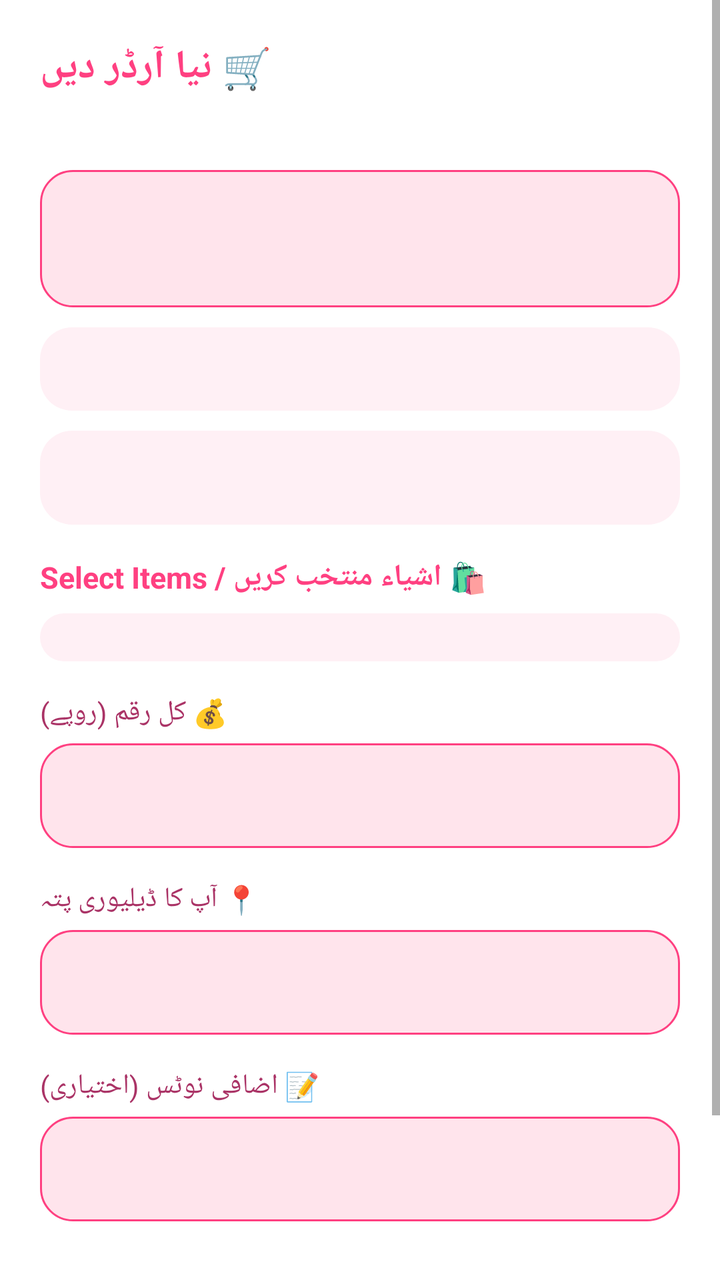
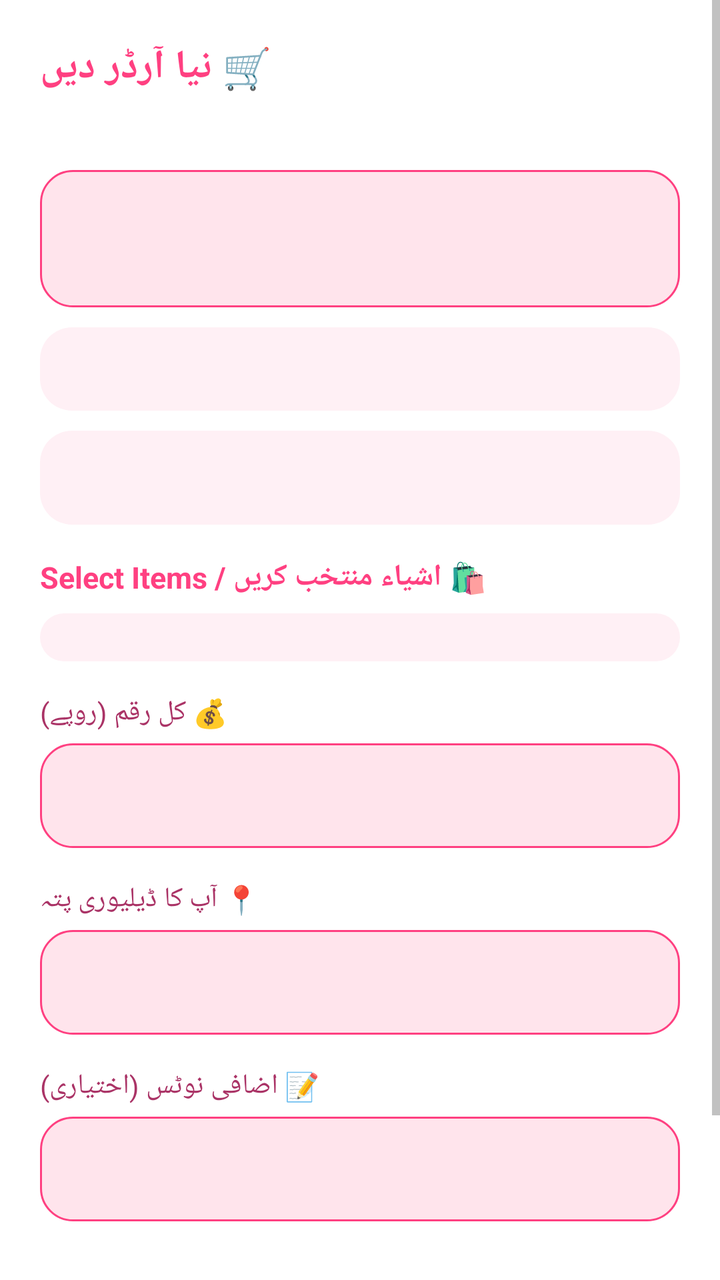

Screens rendered from an Android XML layout before and after an edit, with the pre-edit source and the edit as a unified diff.
<!-- AndroidManifest.xml: application theme Theme.SheEmpower -->
<!-- res/layout/activity_place_order.xml -->
<?xml version="1.0" encoding="utf-8"?>
<ScrollView xmlns:android="http://schemas.android.com/apk/res/android"
    android:layout_width="match_parent" android:layout_height="match_parent">
    <LinearLayout
        android:layout_width="match_parent" android:layout_height="wrap_content"
        android:orientation="vertical" android:padding="20dp">

        <TextView android:layout_width="wrap_content" android:layout_height="wrap_content"
            android:text="🛒 نیا آرڈر دیں" android:textSize="20sp" android:textStyle="bold" android:textColor="#FF4081" android:layout_marginBottom="10dp" />

        <TextView android:id="@+id/tvCategoryHeader"
            android:layout_width="match_parent" android:layout_height="wrap_content"
            android:textColor="#FF4081" android:textStyle="bold" android:textSize="13sp" android:layout_marginBottom="10dp" />

        <LinearLayout
            android:layout_width="match_parent" android:layout_height="wrap_content"
            android:orientation="horizontal" android:background="@drawable/bg_rounded_pink"
            android:padding="14dp" android:gravity="center_vertical">
            <LinearLayout android:layout_width="0dp" android:layout_height="wrap_content" android:layout_weight="1" android:orientation="vertical">
                <TextView android:id="@+id/tvSellerName" android:layout_width="wrap_content" android:layout_height="wrap_content" android:textStyle="bold" android:textSize="16sp" />
                <TextView android:id="@+id/tvSellerMeta" android:layout_width="wrap_content" android:layout_height="wrap_content" android:textColor="#777777" />
            </LinearLayout>
            <TextView android:id="@+id/tvSellerVerified" android:layout_width="wrap_content" android:layout_height="wrap_content" android:textColor="#4CAF50" android:textStyle="bold" />
        </LinearLayout>

        <TextView android:id="@+id/tvDeliveryInfo"
            android:layout_width="match_parent" android:layout_height="wrap_content"
            android:background="@drawable/bg_rounded_pink_light" android:padding="12dp"
            android:layout_marginTop="10dp" android:textSize="13sp" />

        <TextView android:id="@+id/tvSelectedItem"
            android:layout_width="match_parent" android:layout_height="wrap_content"
            android:background="@drawable/bg_rounded_pink_light" android:padding="14dp"
            android:layout_marginTop="10dp" android:textStyle="bold" />

        
        <TextView android:id="@+id/tvChecklistHeader"
            android:layout_width="wrap_content" android:layout_height="wrap_content"
            android:text="🛍️ اشیاء منتخب کریں / Select Items" android:textStyle="bold" android:textColor="#FF4081"
            android:textSize="15sp" android:layout_marginTop="16dp" />
        <TextView android:id="@+id/tvChecklistEmpty"
            android:layout_width="match_parent" android:layout_height="wrap_content"
            android:text="اس بیچنے والی کی کوئی چیز موجود نہیں" android:textColor="#888888" android:visibility="gone" android:layout_marginTop="8dp" />
        <LinearLayout android:id="@+id/layoutProductChecklist"
            android:layout_width="match_parent" android:layout_height="wrap_content"
            android:orientation="vertical" android:background="@drawable/bg_rounded_pink_light"
            android:padding="12dp" android:layout_marginTop="8dp" />

        <LinearLayout android:id="@+id/layoutDynamicFields"
            android:layout_width="match_parent" android:layout_height="wrap_content" android:orientation="vertical" />

        <TextView android:layout_width="wrap_content" android:layout_height="wrap_content"
            android:text="💰 کل رقم (روپے)" android:textColor="#AA3366" android:layout_marginTop="16dp" />
        <com.google.android.material.textfield.TextInputEditText android:id="@+id/etAmount"
            android:layout_width="match_parent" android:layout_height="wrap_content"
            android:inputType="number" android:padding="14dp" android:background="@drawable/bg_rounded_pink" android:layout_marginTop="6dp" />
        <TextView android:id="@+id/tvAmountLockedNote"
            android:layout_width="match_parent" android:layout_height="wrap_content"
            android:textColor="#FF6F00" android:textSize="11sp" android:layout_marginTop="4dp" android:visibility="gone" />

        <LinearLayout android:id="@+id/layoutBuyerAddress"
            android:layout_width="match_parent" android:layout_height="wrap_content" android:orientation="vertical">
            <TextView android:layout_width="wrap_content" android:layout_height="wrap_content"
                android:text="📍 آپ کا ڈیلیوری پتہ" android:textColor="#AA3366" android:layout_marginTop="16dp" />
            <com.google.android.material.textfield.TextInputEditText android:id="@+id/etAddress"
                android:layout_width="match_parent" android:layout_height="wrap_content"
                android:padding="14dp" android:background="@drawable/bg_rounded_pink" android:layout_marginTop="6dp" />
        </LinearLayout>

        <TextView android:layout_width="wrap_content" android:layout_height="wrap_content"
            android:text="📝 اضافی نوٹس (اختیاری)" android:textColor="#AA3366" android:layout_marginTop="16dp" />
        <com.google.android.material.textfield.TextInputEditText android:id="@+id/etNotes"
            android:layout_width="match_parent" android:layout_height="wrap_content"
            android:padding="14dp" android:background="@drawable/bg_rounded_pink" android:layout_marginTop="6dp" />

        <Button android:id="@+id/btnSubmitOrder"
            android:layout_width="match_parent" android:layout_height="60dp"
            android:text="✅ آرڈر جمع کروائیں" android:backgroundTint="#FF4081" android:textColor="#FFFFFF"
            android:layout_marginTop="24dp" android:layout_marginBottom="20dp" />

    </LinearLayout>
</ScrollView>
<!-- resources referenced by this layout -->
<resources>
  <!-- drawable bg_rounded_pink (drawable) -->
  <?xml version="1.0" encoding="utf-8"?>
  <shape xmlns:android="http://schemas.android.com/apk/res/android">
      <solid android:color="#FFE4EC" />
      <stroke android:width="1dp" android:color="#FF4081" />
      <corners android:radius="16dp" />
  </shape>
  <!-- drawable bg_rounded_pink_light (drawable) -->
  <?xml version="1.0" encoding="utf-8"?>
  <shape xmlns:android="http://schemas.android.com/apk/res/android">
      <solid android:color="#FFF0F5" />
      <corners android:radius="16dp" />
  </shape>
  <style name="Theme.SheEmpower" parent="Theme.MaterialComponents.DayNight.NoActionBar">
  
          <item name="colorPrimary">@color/primary_pink</item>
          <item name="colorPrimaryVariant">@color/primary_pink</item>
          <item name="colorOnPrimary">@android:color/white</item>
  
          <item name="android:statusBarColor">@color/primary_pink</item>
          <item name="android:windowBackground">@android:color/white</item>
  
          <item name="android:navigationBarColor">@android:color/white</item>
  
      </style>
  <color name="primary_pink">#FF4081</color>
</resources>

<!-- the commit's change to res/layout/activity_place_order.xml (unified diff, before → after) -->
@@ -3,7 +3,8 @@
     android:layout_width="match_parent" android:layout_height="match_parent">
     <LinearLayout
         android:layout_width="match_parent" android:layout_height="wrap_content"
-        android:orientation="vertical" android:padding="20dp">
+        android:orientation="vertical" android:background="?android:attr/windowBackground"
+        android:padding="20dp">
 
         <TextView android:layout_width="wrap_content" android:layout_height="wrap_content"
             android:text="🛒 نیا آرڈر دیں" android:textSize="20sp" android:textStyle="bold" android:textColor="#FF4081" android:layout_marginBottom="10dp" />
<!-- resource entries referenced after the edit -->
@@ -13,18 +13,33 @@
       <solid android:color="#FFF0F5" />
       <corners android:radius="16dp" />
   </shape>
-  <style name="Theme.SheEmpower" parent="Theme.MaterialComponents.DayNight.NoActionBar">
+  <style name="Theme.SheEmpower" parent="Theme.AppCompat.Light">
+      
+      <item name="colorPrimary">#FF4081</item>
+      <item name="colorPrimaryDark">#C2185B</item>
+      <item name="colorAccent">#FF4081</item>
+      <item name="android:windowBackground">@color/bg_light</item>
+      <item name="android:textColorPrimary">@color/text_light</item>
   
-          <item name="colorPrimary">@color/primary_pink</item>
-          <item name="colorPrimaryVariant">@color/primary_pink</item>
-          <item name="colorOnPrimary">@android:color/white</item>
+      
+      <item name="android:windowBackground">@color/white</item>
+      <item name="android:colorBackground">@color/white</item>
   
-          <item name="android:statusBarColor">@color/primary_pink</item>
-          <item name="android:windowBackground">@android:color/white</item>
+      
+      <item name="android:textColorPrimary">@color/text_dark</item>
+      <item name="android:textColorSecondary">@color/text_gray</item>
   
-          <item name="android:navigationBarColor">@android:color/white</item>
-  
-      </style>
-  <color name="primary_pink">#FF4081</color>
+      
+      <item name="android:actionBarStyle">@style/ActionBar.Styled</item>
+  </style>
+  <color name="bg_light">#FFFFFF</color>
+  <color name="text_light">#333333</color>
+  <color name="white">#FFFFFF</color>
+  <color name="text_dark">#333333</color>
+  <color name="text_gray">#888888</color>
+  <style name="ActionBar.Styled" parent="Widget.AppCompat.ActionBar">
+  <item name="android:background">@color/white</item>
+  <item name="android:textColorPrimary">@color/text_dark</item>
+  </style>
 </resources>
 
